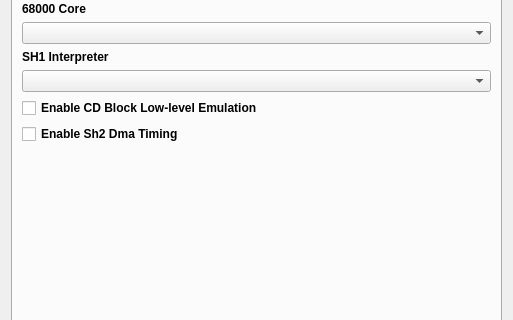
This is yabause/src/qt/ui/UISettings.ui in Yabause/yabause as Qt 5 draws it before an edit; both pictures show x 0 to 513 and y 140 to 460 of the 513 by 563 pixel window. The edited form follows.
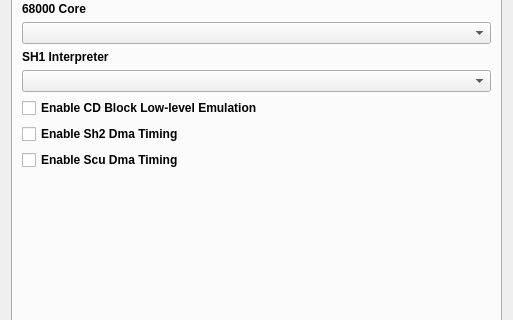
This is the edited form. The open tabs and pages were chosen to show the change. Custom widgets are drawn as their Qt base class.

Commit message: add scu dma timing option and tests

The edit to the form file:
```diff
--- a/yabause/src/qt/ui/UISettings.ui
+++ b/yabause/src/qt/ui/UISettings.ui
@@ -771,6 +771,13 @@
          </property>
         </widget>
        </item>
+       <item>
+        <widget class="QCheckBox" name="cbEnableScuDmaTiming">
+         <property name="text">
+          <string>Enable Scu Dma Timing</string>
+         </property>
+        </widget>
+       </item>
        <item>
         <spacer>
          <property name="orientation">
```
Left out of the diff: 2 changed lines with no effect on the pictures. The commit also changes 7 other files.
